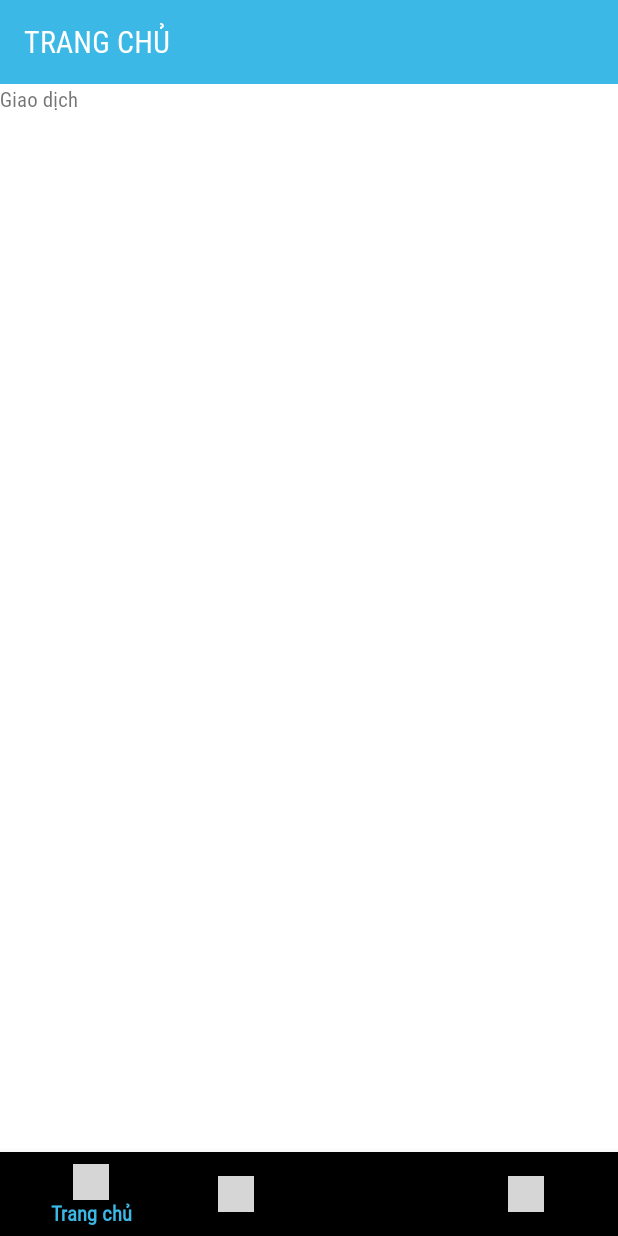
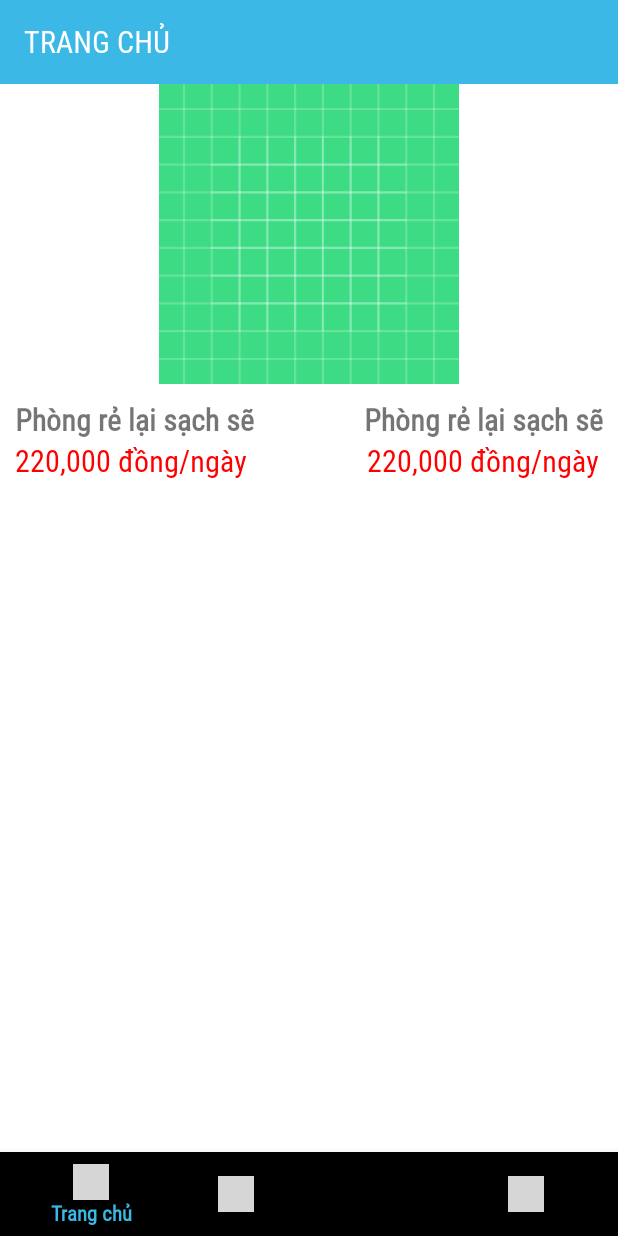
Before and after one commit to phong6786789/TravelShare, an Android app: the fragment GiaoDichFragment placed in its activity, on a phone screen of 412 x 824 dp. Run offline under Robolectric (Android 15) with nearby library versions, the phone set to English and light mode, and no system bars; grey boxes are pictures that could not be loaded.

Commit message:
chau new update

```diff
--- a/app/src/main/res/layout/fragment_giao_dich.xml
+++ b/app/src/main/res/layout/fragment_giao_dich.xml
@@ -1,14 +1,56 @@
 <?xml version="1.0" encoding="utf-8"?>
-<FrameLayout xmlns:android="http://schemas.android.com/apk/res/android"
+<LinearLayout xmlns:android="http://schemas.android.com/apk/res/android"
     xmlns:tools="http://schemas.android.com/tools"
     android:layout_width="match_parent"
     android:layout_height="match_parent"
+    android:orientation="vertical"
     tools:context=".fragment.GiaoDichFragment">
 
     <!-- TODO: Update blank fragment layout -->
-    <TextView
+    <ImageView
         android:layout_width="match_parent"
-        android:layout_height="match_parent"
-        android:text="Giao dịch" />
-
-</FrameLayout>
+        android:src="@drawable/ic_launcher_background"
+        android:layout_height="200dp"/>
+    <RelativeLayout
+        android:layout_width="match_parent"
+        android:padding="10dp"
+        android:layout_height="wrap_content">
+        <LinearLayout
+            android:layout_width="wrap_content"
+            android:layout_height="wrap_content"
+            android:layout_alignParentLeft="true"
+            android:orientation="vertical">
+            <TextView
+                android:layout_width="wrap_content"
+                android:layout_height="wrap_content"
+                android:textSize="20dp"
+                android:textStyle="bold"
+                android:text="Phòng rẻ lại sạch sẽ"/>
+            <TextView
+                android:layout_width="wrap_content"
+                android:layout_height="wrap_content"
+                android:textSize="20dp"
+                android:textColor="@color/red"
+                android:text="220,000 đồng/ngày"/>
+        </LinearLayout>
+        <LinearLayout
+            android:layout_width="wrap_content"
+            android:layout_height="wrap_content"
+            android:gravity="center"
+            android:layout_alignParentRight="true"
+            android:orientation="vertical">
+            <TextView
+                android:layout_width="wrap_content"
+                android:layout_height="wrap_content"
+                android:textSize="20dp"
+                android:textStyle="bold"
+                android:text="Phòng rẻ lại sạch sẽ"/>
+            <TextView
+                android:layout_width="wrap_content"
+                android:layout_height="wrap_content"
+                android:textSize="20dp"
+                android:textColor="@color/red"
+                android:text="220,000 đồng/ngày"/>
+        </LinearLayout>
+    </RelativeLayout>
+</LinearLayout>
```
